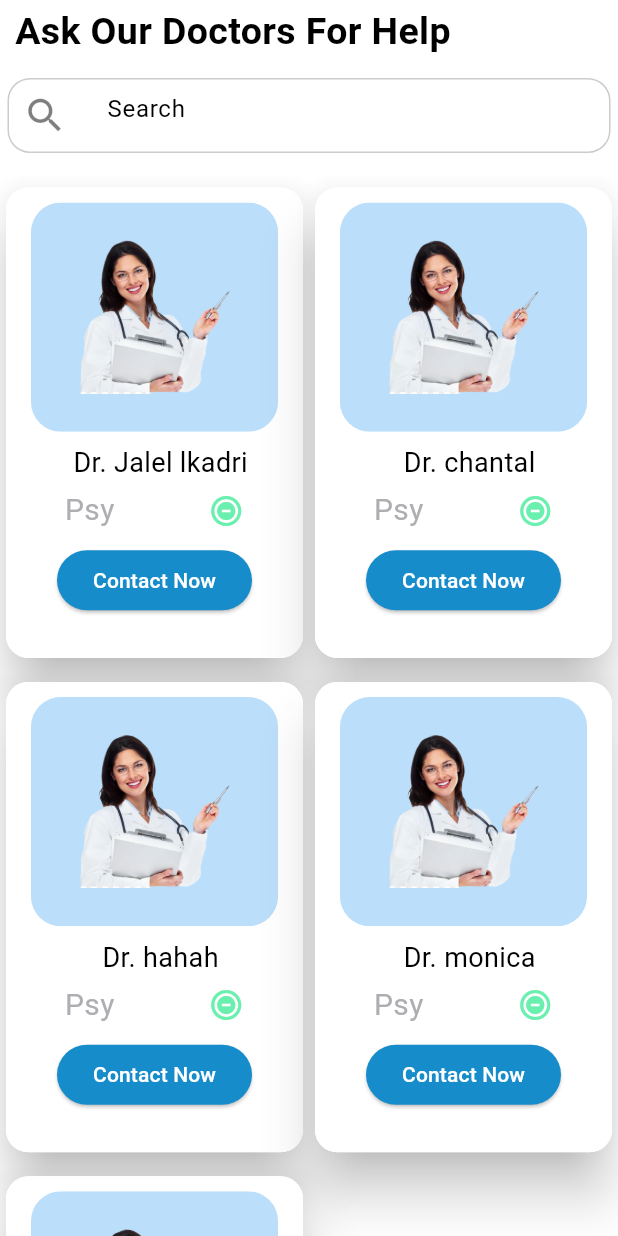
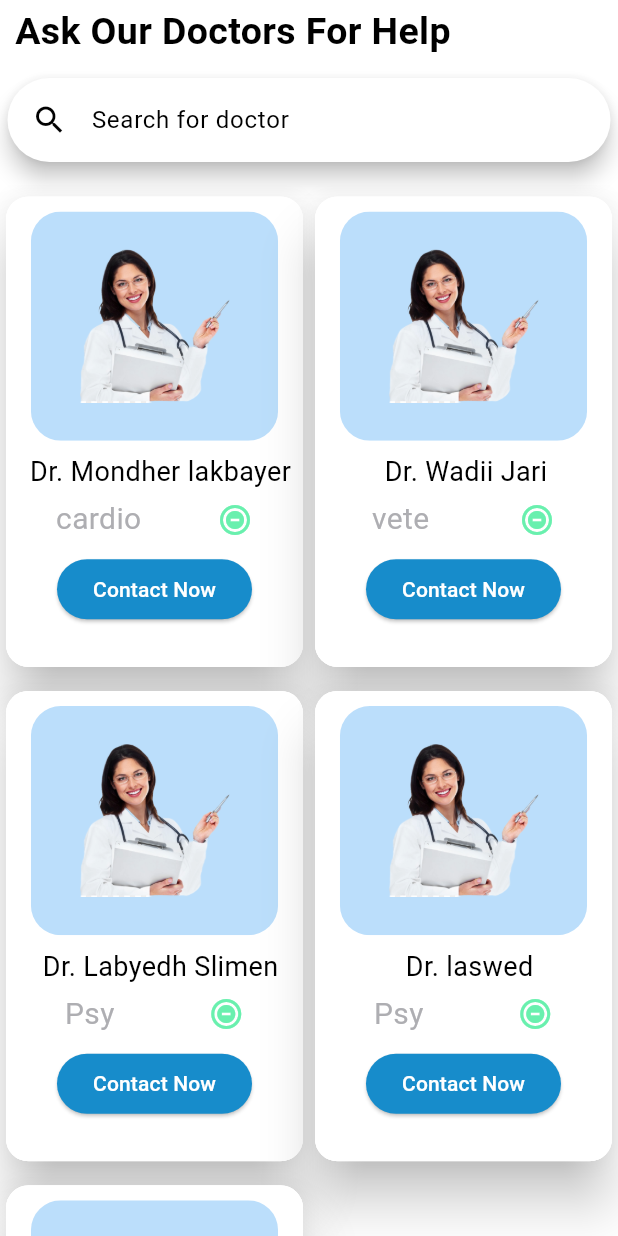
Before and after one commit to Ala-Eddine-Achach/CareCraft, a Flutter app: the DoctorsSec screen opened directly, on a phone screen of 412 x 824 dp. Run offline on Flutter 3.47's test engine with Material 3 defaults, Android fonts, the phone set to English and light mode, and no system bars; our stand-ins replace animate_do, cached_network_image, curved_navigation_bar, email_validator, firebase_auth, firebase_core and 7 more; accounts and stored records are empty; statements that could not run were skipped.

Commit message:
searchbar

```diff
--- a/lib/ui/screens/doctorsscreen.dart
+++ b/lib/ui/screens/doctorsscreen.dart
@@ -1,5 +1,6 @@
 import 'package:carecraft/core/Data/assetspaths.dart';
 import 'package:carecraft/core/models/doctormodel.dart';
+import 'package:carecraft/ui/theme.dart';
 import 'package:flutter/material.dart';
 
 import '../widgets/grid_element.dart';
@@ -13,11 +14,11 @@ class DoctorsSec extends StatefulWidget {
 
 class _DoctorsSecState extends State<DoctorsSec> {
   List docList = [
-    Doctor(image: d4, name: 'Jalel lkadri', function: 'Psy', available: true, phoneNumber: '98564138', description: s),
-    Doctor(image: d4, name: 'chantal', function: 'Psy', available: true, phoneNumber: '98564138', description: s),
-    Doctor(image: d4, name: 'hahah', function: 'Psy', available: true, phoneNumber: '98564138', description: s),
-    Doctor(image: d4, name: 'monica', function: 'Psy', available: true, phoneNumber: '98564138', description: s),
-    Doctor(image: d4, name: 'hihi', function: 'Psy', available: true, phoneNumber: '98564138', description: s),
+    Doctor(image: d4, name: 'Mondher lakbayer', function: 'cardio', available: true, phoneNumber: '98564138', description: s),
+    Doctor(image: d4, name: 'Wadii Jari ', function: 'vete', available: true, phoneNumber: '98564138', description: s),
+    Doctor(image: d4, name: 'Labyedh Slimen', function: 'Psy', available: true, phoneNumber: '98564138', description: s),
+    Doctor(image: d4, name: 'laswed', function: 'Psy', available: true, phoneNumber: '98564138', description: s),
+    Doctor(image: d4, name: 'samiron', function: 'Psy', available: true, phoneNumber: '98564138', description: s),
 
   ];
 
@@ -36,25 +37,58 @@ class _DoctorsSecState extends State<DoctorsSec> {
           ),
           Padding(
             padding: const EdgeInsets.symmetric(horizontal: 5, vertical: 10),
-            child: Container(
-              height: 50,
-              decoration: BoxDecoration(
-                color: Colors.white,
-                borderRadius: BorderRadius.circular(15),
-                border: Border.all(color: Colors.black.withOpacity(0.2)),
-              ),
-              child: TextFormField(
-                decoration: InputDecoration(
-                  border: InputBorder.none,
-                  prefixIcon: Icon(
-                    Icons.search_sharp,
-                    size: 30,
-                    color: Colors.black.withOpacity(.5),
+            child:SearchAnchor(
+              builder: (BuildContext context, SearchController controller) {
+                return SearchBar(
+                  controller: controller,
+                  padding: const MaterialStatePropertyAll<EdgeInsets>(
+                      EdgeInsets.symmetric(horizontal: 16.0)),
+                  onTap: () {
+                    controller.openView(); // Open the search view
+                  },
+                  onChanged: (_) {
+                    // Handle search text changes here
+                    // You can perform search operations or update the UI based on the search text
+                    // For example, you can update a list of suggestions based on the search text
+                    // and pass the updated suggestions to the suggestionsBuilder
+                  },
+                  leading: const Icon(Icons.search),
+                  hintText: 'Search for doctor',
+                );
+              },
+              suggestionsBuilder: (BuildContext context, SearchController controller) {
+                // Get the current search query
+                final String query = controller.value.text.toLowerCase();
+
+                // Filter the docList based on the search query
+                final List<dynamic> filteredSuggestions = docList
+                    .where((item) => item.name.toLowerCase().contains(query))
+                    .toList();
+                //use list.generate
+                return List.generate(filteredSuggestions.length, (index) =>
+                ListTile(
+                  onTap: () {
+                    setState(() {
+                      controller.value = TextEditingValue(text: filteredSuggestions[index].name);
+                      //push to screen
+
+                    });
+                    controller.closeView("");
+                    Navigator.pushNamed(context, '/doctorinfo',arguments: filteredSuggestions[index]);
+                        // Close the search view
+                    // Navigate to the details page of the tapped doc
+                  },
+                  leading: CircleAvatar(
+                      backgroundColor: bleuTresClair,
+                      child: Icon(Icons.person,color: bleu,)
                   ),
-                  hintText: "   Search",
-                ),
-              ),
-            ),
+                  title: Text(filteredSuggestions[index].name),
+                  subtitle: Text(filteredSuggestions[index].function),
+                )
+                );
+              },
+            )
+
           ),
           SizedBox(height: 5,),
           Expanded(
--- a/lib/ui/widgets/grid_element.dart
+++ b/lib/ui/widgets/grid_element.dart
@@ -53,6 +53,7 @@ class GridElement extends StatelessWidget {
                       padding: const EdgeInsets.only(top: 8.0, left: 8.0),
                       child: Text(
                         'Dr. ${doc.name}',
+                        overflow: TextOverflow.ellipsis,
                         style: TextStyle(fontSize: 18),
                       ),
                     ),
```
